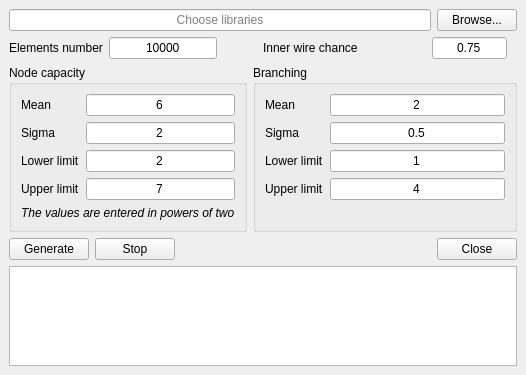
First picture: the form in app/gui/generatorwindow/generatorwindow.ui, repository olerapx/VLSI-Designer, before the edit.
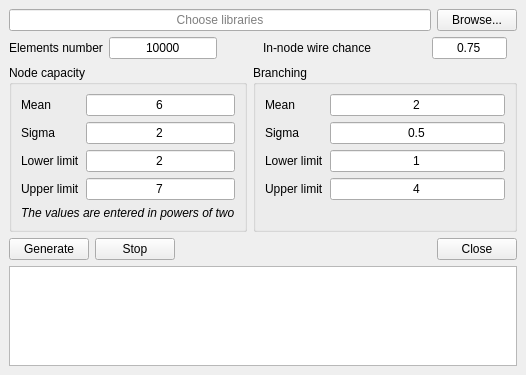
Second picture: the form after the edit.

What changed in the file:
```diff
--- a/app/gui/generatorwindow/generatorwindow.ui
+++ b/app/gui/generatorwindow/generatorwindow.ui
@@ -331,7 +331,7 @@
         <item>
          <widget class="QLabel" name="innerWireChanceLabel">
           <property name="text">
-           <string>Inner wire chance</string>
+           <string>In-node wire chance</string>
           </property>
          </widget>
         </item>
```
Left out of the diff: 4 changed lines with no effect on the pictures.
